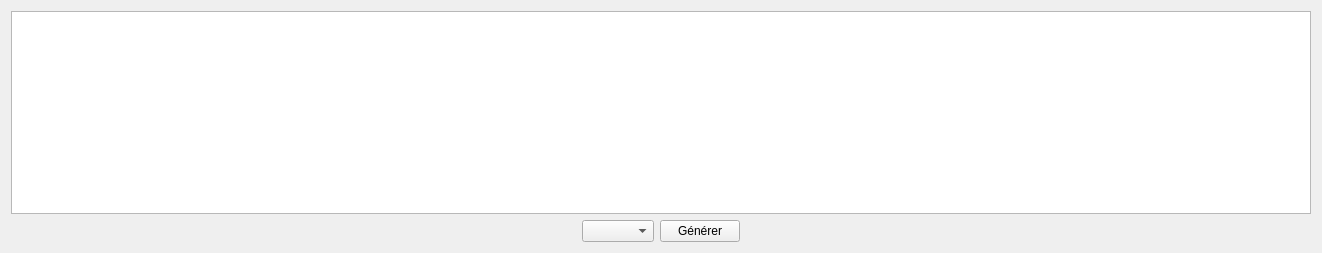
The window that mainwindow.ui (eviallet/ProceduralLevelGenerator) describes before a commit, drawn with Qt 5.
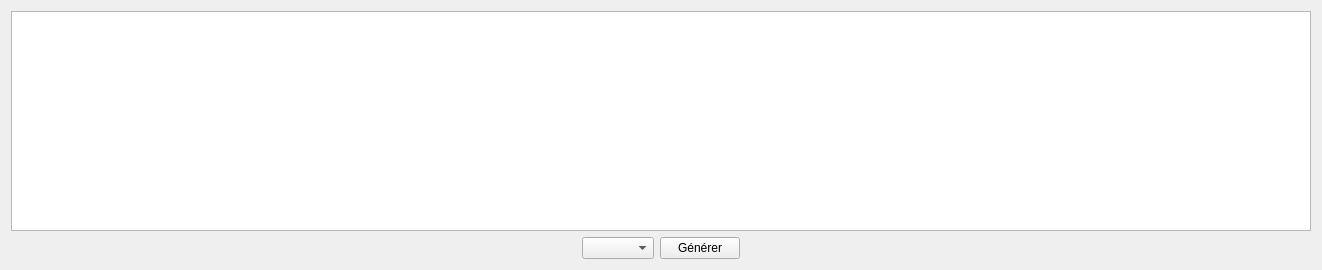
The same window after the commit.

Diff of the .ui file:
```diff
--- a/mainwindow.ui
+++ b/mainwindow.ui
@@ -7,7 +7,7 @@
     <x>0</x>
     <y>0</y>
     <width>1320</width>
-    <height>253</height>
+    <height>270</height>
    </rect>
   </property>
   <property name="windowTitle">
```
